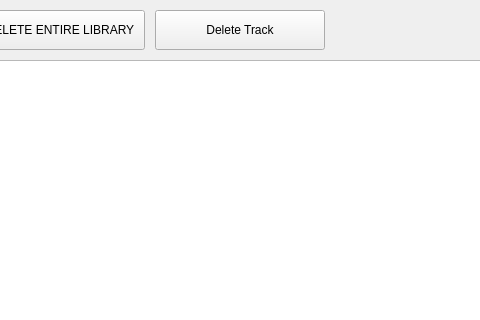
Before: the Qt Designer form Code/tracks_page.ui in salamandarin/Music-Manager, drawn with Qt 5; both pictures show x 405 to 885 and y 0 to 320 of the 1080 by 670 pixel window.
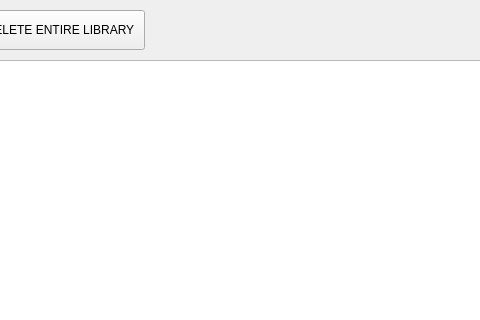
After: the same form once the commit is applied.

What changed in the file:
```diff
--- a/Code/tracks_page.ui
+++ b/Code/tracks_page.ui
@@ -52,19 +52,6 @@
     <string>DELETE ENTIRE LIBRARY</string>
    </property>
   </widget>
-  <widget class="QPushButton" name="delete_track_button">
-   <property name="geometry">
-    <rect>
-     <x>560</x>
-     <y>10</y>
-     <width>170</width>
-     <height>40</height>
-    </rect>
-   </property>
-   <property name="text">
-    <string>Delete Track</string>
-   </property>
-  </widget>
   <widget class="QTableWidget" name="tracks_table">
    <property name="geometry">
     <rect>
```
Left out of the diff: 15 changed lines with no effect on the pictures.
